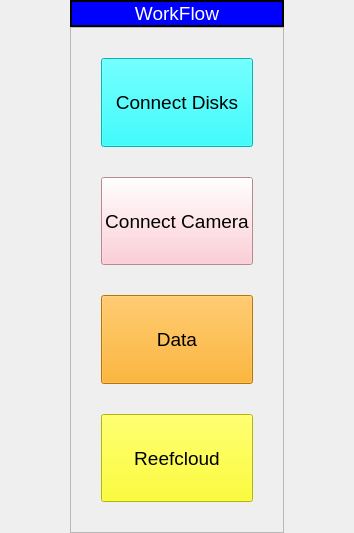
The window that src/resources/workflow_bar.ui (open-AIMS/reefscan_desktop_data_manager) describes before a commit, drawn with Qt 5.
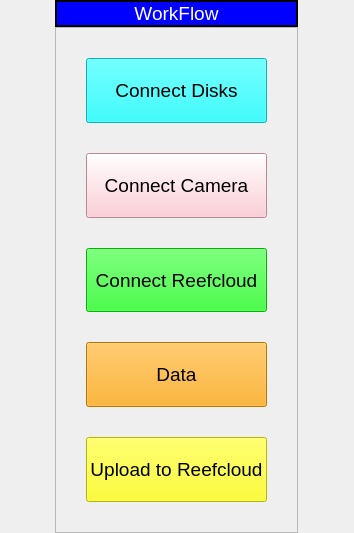
The same window after the commit.

Patch:
```diff
--- a/src/resources/workflow_bar.ui
+++ b/src/resources/workflow_bar.ui
@@ -62,74 +62,6 @@
       <property name="verticalSpacing">
        <number>30</number>
       </property>
-      <item row="2" column="0">
-       <widget class="QPushButton" name="dataButton">
-        <property name="sizePolicy">
-         <sizepolicy hsizetype="Minimum" vsizetype="Preferred">
-          <horstretch>0</horstretch>
-          <verstretch>0</verstretch>
-         </sizepolicy>
-        </property>
-        <property name="font">
-         <font>
-          <pointsize>14</pointsize>
-         </font>
-        </property>
-        <property name="styleSheet">
-         <string notr="true">background-color: orange;
-</string>
-        </property>
-        <property name="text">
-         <string>Data</string>
-        </property>
-       </widget>
-      </item>
-      <item row="0" column="0">
-       <widget class="QPushButton" name="connectDisksButton">
-        <property name="sizePolicy">
-         <sizepolicy hsizetype="Minimum" vsizetype="Preferred">
-          <horstretch>0</horstretch>
-          <verstretch>0</verstretch>
-         </sizepolicy>
-        </property>
-        <property name="font">
-         <font>
-          <pointsize>14</pointsize>
-         </font>
-        </property>
-        <property name="styleSheet">
-         <string notr="true">background-color: cyan;</string>
-        </property>
-        <property name="text">
-         <string>Connect Disks</string>
-        </property>
-       </widget>
-      </item>
-      <item row="4" column="0">
-       <widget class="QPushButton" name="uploadButton">
-        <property name="enabled">
-         <bool>true</bool>
-        </property>
-        <property name="sizePolicy">
-         <sizepolicy hsizetype="Minimum" vsizetype="Preferred">
-          <horstretch>0</horstretch>
-          <verstretch>0</verstretch>
-         </sizepolicy>
-        </property>
-        <property name="font">
-         <font>
-          <pointsize>14</pointsize>
-         </font>
-        </property>
-        <property name="styleSheet">
-         <string notr="true">background-color: yellow;
-</string>
-        </property>
-        <property name="text">
-         <string>Reefcloud</string>
-        </property>
-       </widget>
-      </item>
       <item row="1" column="0">
        <widget class="QPushButton" name="connectButton">
         <property name="sizePolicy">
@@ -164,6 +96,96 @@
         </property>
        </widget>
       </item>
+      <item row="5" column="0">
+       <widget class="QPushButton" name="uploadButton">
+        <property name="enabled">
+         <bool>true</bool>
+        </property>
+        <property name="sizePolicy">
+         <sizepolicy hsizetype="Minimum" vsizetype="Preferred">
+          <horstretch>0</horstretch>
+          <verstretch>0</verstretch>
+         </sizepolicy>
+        </property>
+        <property name="font">
+         <font>
+          <pointsize>14</pointsize>
+         </font>
+        </property>
+        <property name="styleSheet">
+         <string notr="true">background-color: yellow;
+</string>
+        </property>
+        <property name="text">
+         <string>Upload to Reefcloud</string>
+        </property>
+       </widget>
+      </item>
+      <item row="3" column="0">
+       <widget class="QPushButton" name="dataButton">
+        <property name="sizePolicy">
+         <sizepolicy hsizetype="Minimum" vsizetype="Preferred">
+          <horstretch>0</horstretch>
+          <verstretch>0</verstretch>
+         </sizepolicy>
+        </property>
+        <property name="font">
+         <font>
+          <pointsize>14</pointsize>
+         </font>
+        </property>
+        <property name="styleSheet">
+         <string notr="true">background-color: orange;
+</string>
+        </property>
+        <property name="text">
+         <string>Data</string>
+        </property>
+       </widget>
+      </item>
+      <item row="0" column="0">
+       <widget class="QPushButton" name="connectDisksButton">
+        <property name="sizePolicy">
+         <sizepolicy hsizetype="Minimum" vsizetype="Preferred">
+          <horstretch>0</horstretch>
+          <verstretch>0</verstretch>
+         </sizepolicy>
+        </property>
+        <property name="font">
+         <font>
+          <pointsize>14</pointsize>
+         </font>
+        </property>
+        <property name="styleSheet">
+         <string notr="true">background-color: cyan;</string>
+        </property>
+        <property name="text">
+         <string>Connect Disks</string>
+        </property>
+       </widget>
+      </item>
+      <item row="2" column="0">
+       <widget class="QPushButton" name="connectReefcloudButton">
+        <property name="sizePolicy">
+         <sizepolicy hsizetype="Minimum" vsizetype="Preferred">
+          <horstretch>0</horstretch>
+          <verstretch>0</verstretch>
+         </sizepolicy>
+        </property>
+        <property name="font">
+         <font>
+          <pointsize>14</pointsize>
+         </font>
+        </property>
+        <property name="styleSheet">
+         <string notr="true">background-color: lime;
+</string>
+        </property>
+        <property name="text">
+         <string>Connect Reefcloud</string>
+        </property>
+       </widget>
+      </item>
      </layout>
     </widget>
    </item>
```
